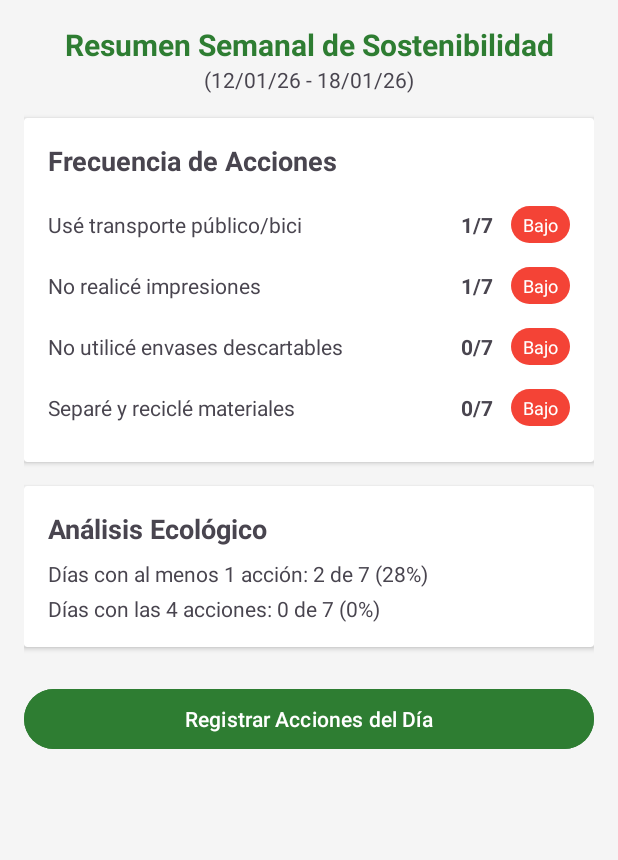
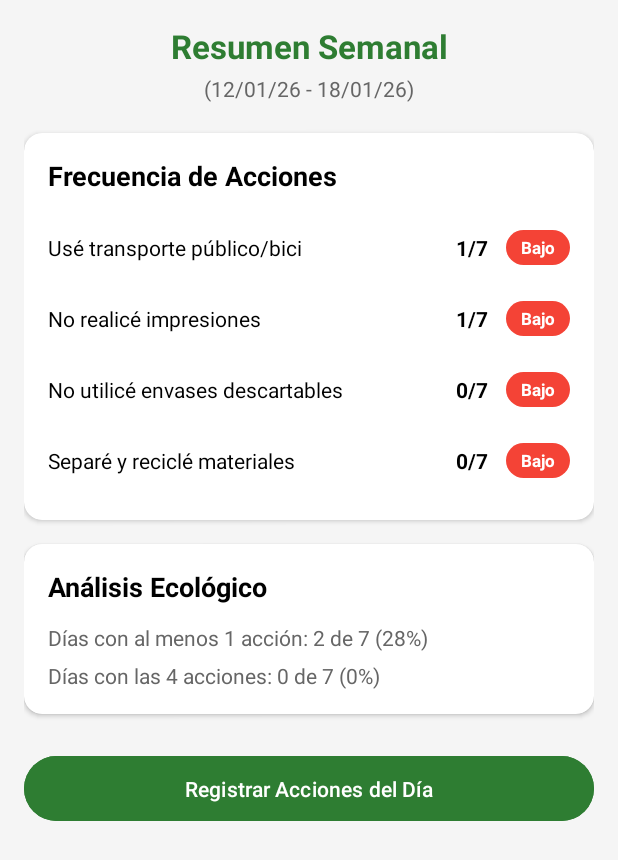
Before and after one commit to jors2007/G8-Android-Studio, an Android app: the SostenibilidadActivity screen opened directly, with no data from a screen before it, on a phone screen of 412 x 824 dp. Shown: the top 860 px of the screen. Run offline under Robolectric (Android 15) with nearby library versions, the light colour scheme and no system bars.

Commit message:
Registro de Sostenibilidad - Modo oscuro implementado

```diff
--- a/app/src/main/res/layout/activity_sostenibilidad.xml
+++ b/app/src/main/res/layout/activity_sostenibilidad.xml
@@ -1,8 +1,9 @@
 <?xml version="1.0" encoding="utf-8"?>
 <ScrollView xmlns:android="http://schemas.android.com/apk/res/android"
+    xmlns:app="http://schemas.android.com/apk/res-auto"
     android:layout_width="match_parent"
     android:layout_height="match_parent"
-    android:background="#F5F5F5"
+    android:background="@color/bg_pantalla"
     android:padding="16dp">
 
     <LinearLayout
@@ -13,25 +14,30 @@
         <TextView
             android:layout_width="match_parent"
             android:layout_height="wrap_content"
-            android:text="Resumen Semanal de Sostenibilidad"
+            android:text="Resumen Semanal"
             android:textAlignment="center"
-            android:textSize="20sp"
+            android:textSize="22sp"
             android:textStyle="bold"
-            android:textColor="#2E7D32"/>
+            android:textColor="@color/texto_titulo"
+            android:layout_marginBottom="4dp"/>
 
         <TextView
             android:id="@+id/tvRangoFechas"
             android:layout_width="match_parent"
             android:layout_height="wrap_content"
-            android:text="(Fecha Inicio - Fecha Fin)"
+            android:text="(Fecha)"
             android:textAlignment="center"
-            android:layout_marginBottom="16dp"/>
+            android:textColor="@color/texto_secundario"
+            android:textSize="14sp"
+            android:layout_marginBottom="20dp"/>
 
         <androidx.cardview.widget.CardView
             android:layout_width="match_parent"
             android:layout_height="wrap_content"
             android:layout_marginBottom="16dp"
-            android:backgroundTint="#FFFFFF">
+            app:cardBackgroundColor="@color/bg_tarjeta"
+            app:cardCornerRadius="12dp"
+            app:cardElevation="2dp">
 
             <LinearLayout
                 android:layout_width="match_parent"
@@ -45,7 +51,8 @@
                     android:text="Frecuencia de Acciones"
                     android:textSize="18sp"
                     android:textStyle="bold"
-                    android:layout_marginBottom="10dp"/>
+                    android:textColor="@color/texto_principal"
+                    android:layout_marginBottom="12dp"/>
 
                 <include layout="@layout/item_accion_sostenible" android:id="@+id/row_transporte"/>
                 <include layout="@layout/item_accion_sostenible" android:id="@+id/row_impresiones"/>
@@ -59,7 +66,9 @@
             android:layout_width="match_parent"
             android:layout_height="wrap_content"
             android:layout_marginBottom="24dp"
-            android:backgroundTint="#FFFFFF">
+            app:cardBackgroundColor="@color/bg_tarjeta"
+            app:cardCornerRadius="12dp"
+            app:cardElevation="2dp">
 
             <LinearLayout
                 android:layout_width="match_parent"
@@ -73,20 +82,23 @@
                     android:text="Análisis Ecológico"
                     android:textSize="18sp"
                     android:textStyle="bold"
-                    android:layout_marginBottom="8dp"/>
+                    android:textColor="@color/texto_principal"
+                    android:layout_marginBottom="12dp"/>
 
                 <TextView
                     android:id="@+id/tvAnalisis1"
                     android:layout_width="wrap_content"
                     android:layout_height="wrap_content"
-                    android:text="Días con al menos 1 acción: -"/>
+                    android:text="-"
+                    android:textColor="@color/texto_secundario"
+                    android:layout_marginBottom="6dp"/>
 
                 <TextView
                     android:id="@+id/tvAnalisis2"
                     android:layout_width="wrap_content"
                     android:layout_height="wrap_content"
-                    android:text="Días con las 4 acciones: -"
-                    android:layout_marginTop="4dp"/>
+                    android:text="-"
+                    android:textColor="@color/texto_secundario"/>
             </LinearLayout>
         </androidx.cardview.widget.CardView>
 
@@ -95,8 +107,9 @@
             android:layout_width="match_parent"
             android:layout_height="wrap_content"
             android:text="Registrar Acciones del Día"
-            android:backgroundTint="#2E7D32"
-            android:textColor="#FFFFFF"/>
+            android:backgroundTint="@color/acento_verde"
+            android:textColor="#FFFFFF"
+            android:paddingVertical="12dp"/>
 
     </LinearLayout>
 </ScrollView>
--- a/app/src/main/res/layout/item_accion_sostenible.xml
+++ b/app/src/main/res/layout/item_accion_sostenible.xml
@@ -3,7 +3,7 @@
     android:layout_width="match_parent"
     android:layout_height="wrap_content"
     android:orientation="horizontal"
-    android:paddingVertical="8dp"
+    android:paddingVertical="12dp"
     android:gravity="center_vertical">
 
     <TextView
@@ -11,7 +11,8 @@
         android:layout_width="0dp"
         android:layout_height="wrap_content"
         android:layout_weight="1"
-        android:text="Nombre Acción"
+        android:text="Acción"
+        android:textColor="@color/texto_principal"
         android:textSize="14sp"/>
 
     <TextView
@@ -20,14 +21,19 @@
         android:layout_height="wrap_content"
         android:text="0/7"
         android:textStyle="bold"
+        android:textColor="@color/texto_principal"
         android:layout_marginEnd="12dp"/>
 
     <TextView
         android:id="@+id/tvLogro"
-        android:layout_width="wrap_content"  android:layout_height="wrap_content"
+        android:layout_width="wrap_content"
+        android:layout_height="wrap_content"
         android:text="Logro"
-        android:textSize="12sp"
+        android:textSize="11sp"
+        android:textStyle="bold"
         android:gravity="center"
+        android:paddingHorizontal="10dp"
+        android:paddingVertical="4dp"
         android:background="@drawable/fondo_redondo"
         android:textColor="#FFFFFF"/>
 </LinearLayout>
--- /dev/null
+++ b/app/src/main/res/values-night/colors.xml
@@ -0,0 +1,9 @@
+<?xml version="1.0" encoding="utf-8"?>
+<resources>
+    <color name="bg_pantalla">#121212</color>
+    <color name="bg_tarjeta">#1E1E1E</color>
+    <color name="texto_titulo">#81C784</color>
+    <color name="texto_principal">#FFFFFF</color>
+    <color name="texto_secundario">#B0B0B0</color>
+    <color name="acento_verde">#4CAF50</color>
+</resources>
--- a/app/src/main/res/values/colors.xml
+++ b/app/src/main/res/values/colors.xml
@@ -2,4 +2,11 @@
 <resources>
     <color name="black">#FF000000</color>
     <color name="white">#FFFFFFFF</color>
+
+    <color name="bg_pantalla">#F5F5F5</color>
+    <color name="bg_tarjeta">#FFFFFF</color>
+    <color name="texto_titulo">#2E7D32</color>
+    <color name="texto_principal">#000000</color>
+    <color name="texto_secundario">#666666</color>
+    <color name="acento_verde">#2E7D32</color>
 </resources>
```
Also changed, not shown: app/src/main/res/layout/activity_registro_sostenibilidad.xml (+29 -21 lines).
